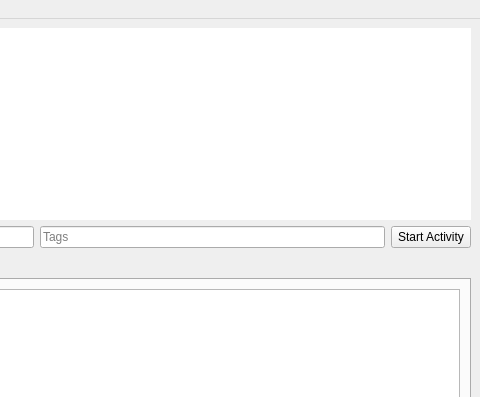
Before: the Qt Designer form src/ui/mainwindow.ui in vubiostat/hourglass-qt, drawn with Qt 5; both pictures show x 320 to 800 and y 0 to 397 of the 800 by 600 pixel window.
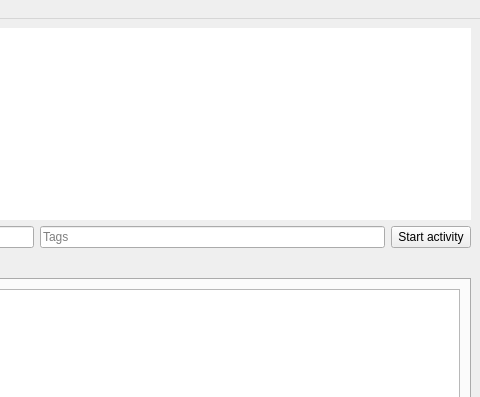
After: the same form once the commit is applied. Custom widgets are drawn as their Qt base class.

Patch:
```diff
--- a/src/ui/mainwindow.ui
+++ b/src/ui/mainwindow.ui
@@ -53,7 +53,7 @@
       <item>
        <widget class="QPushButton" name="btnStartActivity">
         <property name="text">
-         <string>Start Activity</string>
+         <string>Start activity</string>
         </property>
         <property name="flat">
          <bool>false</bool>
```
